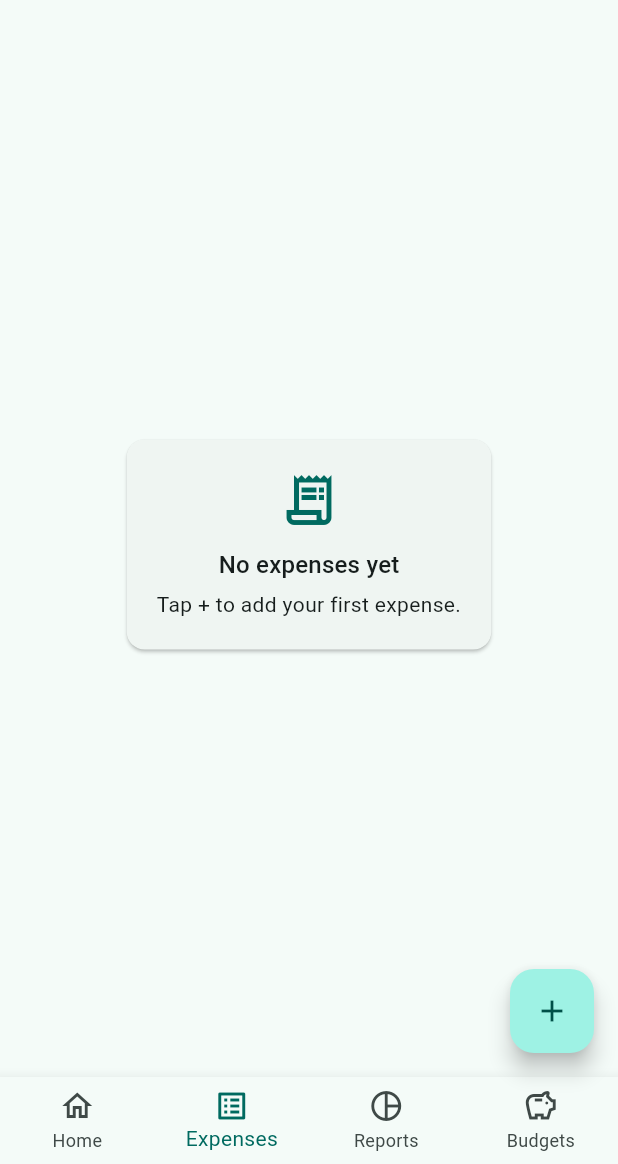
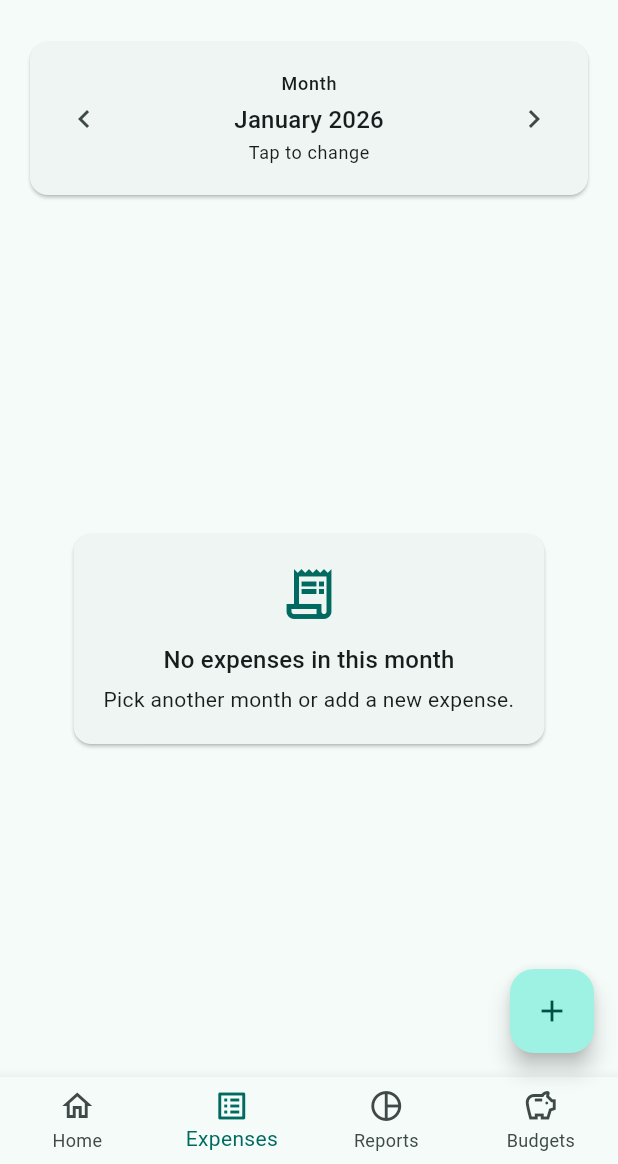
Before and after one commit to nwe2107/expense_tracker, a Flutter app: the screen it shows once a user with an empty profile is signed in, item 2 of the bottom bar chosen, on a phone screen of 412 x 824 dp, the part 72-1236 px from its top. Run offline on Flutter 3.47's test engine with Material 3 defaults, Android fonts, the phone set to English and light mode, and no system bars; our stand-ins replace cloud_firestore, csv, firebase_auth, firebase_core, firebase_storage, fl_chart and 4 more; accounts and stored records are empty; generated files the repository leaves out were written again.

Commit message:
this resolves #23: add an abillity to change the scope of expenses being viewed in the expense tab

```diff
--- a/lib/pages/tabs/expenses_tab.dart
+++ b/lib/pages/tabs/expenses_tab.dart
@@ -4,11 +4,31 @@ import 'package:flutter/material.dart';
 import '../../models/category_model.dart';
 import '../../models/transaction_model.dart';
 import '../../services/firestore_service.dart';
+import '../../widgets/date_range_picker.dart';
 import '../../widgets/transaction_tile.dart';
 import '../edit_transaction_page.dart';
 
-class ExpensesTab extends StatelessWidget {
+class ExpensesTab extends StatefulWidget {
   const ExpensesTab({super.key});
+
+  @override
+  State<ExpensesTab> createState() => _ExpensesTabState();
+}
+
+class _ExpensesTabState extends State<ExpensesTab> {
+  late DateTime _selectedMonth;
+
+  @override
+  void initState() {
+    super.initState();
+    final now = DateTime.now();
+    _selectedMonth = DateTime(now.year, now.month);
+  }
+
+  DateTime _rangeStart(DateTime month) => DateTime(month.year, month.month, 1);
+
+  DateTime _rangeEnd(DateTime month) =>
+      DateTime(month.year, month.month + 1, 0, 23, 59, 59, 999, 999);
 
   Widget _buildDeleteBackground(BuildContext context) {
     return Container(
@@ -27,11 +47,23 @@ class ExpensesTab extends StatelessWidget {
     }
 
     final firestore = FirestoreService();
+    final start = _rangeStart(_selectedMonth);
+    final end = _rangeEnd(_selectedMonth);
 
-    // Simple all-transactions list for the Expenses tab.
     return SafeArea(
       child: Padding(
         padding: const EdgeInsets.all(16),
+        child: Column(
+          children: [
+            MonthYearPicker(
+              year: _selectedMonth.year,
+              month: _selectedMonth.month,
+              onChanged: (value) {
+                setState(() => _selectedMonth = DateTime(value.year, value.month, 1));
+              },
+            ),
+            const SizedBox(height: 16),
+            Expanded(
               child: StreamBuilder<List<CategoryModel>>(
                 stream: firestore.streamCategories(user.uid),
                 builder: (context, catSnap) {
@@ -39,7 +71,11 @@ class ExpensesTab extends StatelessWidget {
                   final byId = <String, CategoryModel>{for (final c in categories) c.id: c};
 
                   return StreamBuilder<List<TransactionModel>>(
-              stream: firestore.streamTransactions(user.uid),
+                    stream: firestore.streamTransactions(
+                      user.uid,
+                      start: start,
+                      end: end,
+                    ),
                     builder: (context, txSnap) {
                       if (txSnap.connectionState == ConnectionState.waiting) {
                         return const Center(child: CircularProgressIndicator());
@@ -47,7 +83,6 @@ class ExpensesTab extends StatelessWidget {
 
                       final txs = txSnap.data ?? const <TransactionModel>[];
                       if (txs.isEmpty) {
-                  // Empty state for brand new accounts.
                         return Center(
                           child: Card(
                             margin: const EdgeInsets.all(24),
@@ -63,12 +98,13 @@ class ExpensesTab extends StatelessWidget {
                                   ),
                                   const SizedBox(height: 12),
                                   Text(
-                              'No expenses yet',
+                                    'No expenses in this month',
                                     style: Theme.of(context).textTheme.titleMedium,
+                                    textAlign: TextAlign.center,
                                   ),
                                   const SizedBox(height: 4),
                                   Text(
-                              'Tap + to add your first expense.',
+                                    'Pick another month or add a new expense.',
                                     textAlign: TextAlign.center,
                                     style: Theme.of(context).textTheme.bodyMedium,
                                   ),
@@ -81,7 +117,8 @@ class ExpensesTab extends StatelessWidget {
 
                       return ListView.separated(
                         itemCount: txs.length,
-                  separatorBuilder: (context, index) => const Divider(height: 0),
+                        separatorBuilder: (context, index) =>
+                            const Divider(height: 0),
                         itemBuilder: (context, index) {
                           final tx = txs[index];
                           return Dismissible(
@@ -116,6 +153,9 @@ class ExpensesTab extends StatelessWidget {
                 },
               ),
             ),
+          ],
+        ),
+      ),
     );
   }
 }
```
Lines whose indentation alone changed are shown as unchanged.
